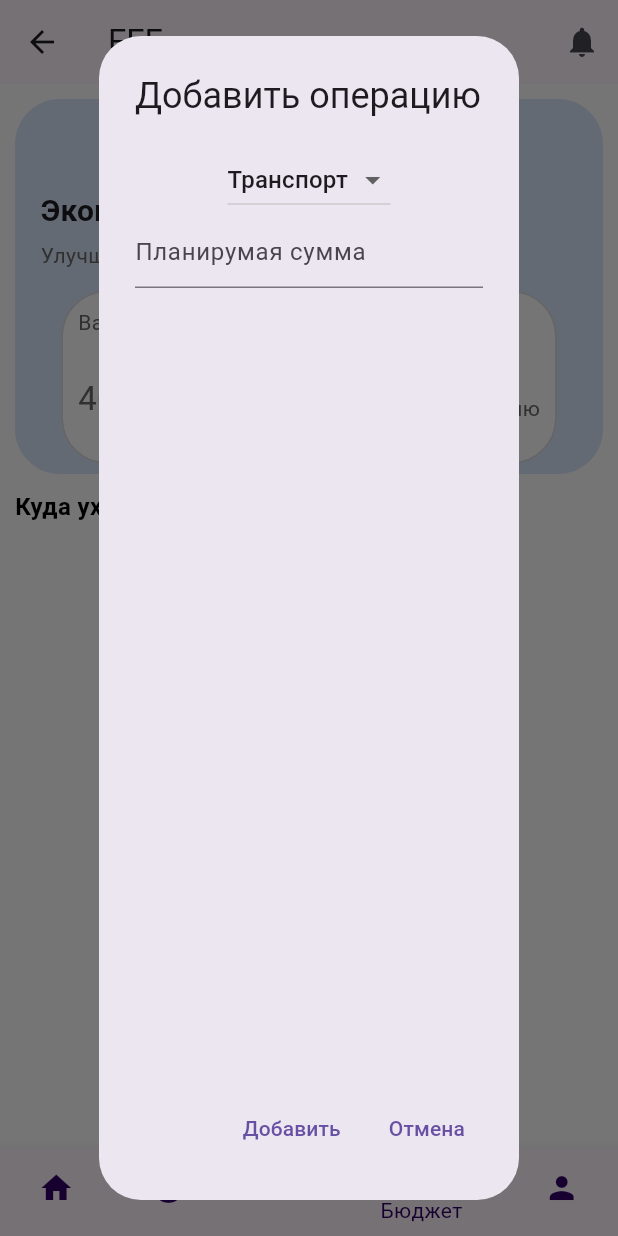
After one commit to allexandrsokollov/FFF, a Flutter app: the Pages screen opened directly, item 4 of the bottom bar chosen, after a tap on the "add" icon, on a phone screen of 412 x 824 dp. The commit adds this screen. Run offline on Flutter 3.47's test engine with Material 3 defaults, Android fonts, the light colour scheme and no system bars; our stand-ins replace flutter_otp_text_field; accounts and stored records are empty.

Commit message:
Made screen with pages, planing screen, profile screen

```diff
--- a/mobile/lib/MainScreen.dart
+++ b/mobile/lib/MainScreen.dart
@@ -45,7 +45,8 @@ class MainScreenState extends State<MainScreen> {
       margin: const EdgeInsets.only(top: 5,left: 8,right: 8),
       decoration: BoxDecoration(
         borderRadius: BorderRadius.circular(16),
-        color:Colors.orangeAccent[100],
+        border: Border.all(color: Color(0xff696969), width: 1),
+        color: Colors.white,
       ),
       child: Center(
         child: ListTile(
@@ -78,8 +79,8 @@ class MainScreenState extends State<MainScreen> {
                 height: 150,
                 width: double.infinity,
                 decoration: BoxDecoration(
-                    color: Color(0xffA6BDD7),
-                    border: Border.all(width: 2, color: Color(0xffA6BDD7)),
+                    color: Color(0xffdbe6fb),
+                    border: Border.all(width: 2, color: Color(0xffdbe6fb)),
                     borderRadius: BorderRadius.circular(30)
                 ),
                 child: const Row(
@@ -90,16 +91,16 @@ class MainScreenState extends State<MainScreen> {
                         SizedBox(height: 10),
                         Padding(
                           padding: EdgeInsets.fromLTRB(15, 15, 0, 0),
-                          child: Text('Общие расходы', style: TextStyle(fontSize: 18, color: Colors.white)),
+                          child: Text('Общие расходы', style: TextStyle(fontSize: 18, color: Color(0xff330066))),
                         ),
                         Padding(
                           padding: EdgeInsets.fromLTRB(15, 2, 0, 0),
-                          child: Text('за день', style: TextStyle(fontSize: 18, color: Colors.white)),
+                          child: Text('за день', style: TextStyle(fontSize: 18, color: Color(0xff330066))),
                         ),
                         SizedBox(height: 10),
                         Padding(
                           padding: EdgeInsets.fromLTRB(15, 2, 0, 0),
-                          child: Text('4 123', style: TextStyle(fontSize: 30, color: Colors.white)),
+                          child: Text('4 123', style: TextStyle(fontSize: 30, color: Color(0xff330066))),
                         ),
                       ],
                     ),
@@ -110,16 +111,16 @@ class MainScreenState extends State<MainScreen> {
                         SizedBox(height: 10),
                         Padding(
                           padding: EdgeInsets.fromLTRB(0, 15, 15, 0),
-                          child: Text('Оставшийся', style: TextStyle(fontSize: 18, color: Colors.white)),
+                          child: Text('Оставшийся', style: TextStyle(fontSize: 18, color: Color(0xff330066))),
                         ),
                         Padding(
                           padding: EdgeInsets.fromLTRB(0, 2, 15, 0),
-                          child: Text('баланс', style: TextStyle(fontSize: 18, color: Colors.white)),
+                          child: Text('баланс', style: TextStyle(fontSize: 18, color: Color(0xff330066))),
                         ),
                         SizedBox(height: 10),
                         Padding(
                           padding: EdgeInsets.fromLTRB(0, 2, 15, 0),
-                          child: Text('8 924', style: TextStyle(fontSize: 30, color: Colors.white)),
+                          child: Text('8 924', style: TextStyle(fontSize: 30, color: Color(0xff330066))),
                         ),
                       ],
                     )
--- /dev/null
+++ b/mobile/lib/Pages.dart
@@ -0,0 +1,82 @@
+import 'package:app_planning_budget/MainScreen.dart';
+import 'package:flutter/material.dart';
+import 'ProfileScreen.dart';
+import 'PlaningScreen.dart';
+
+class Pages extends StatefulWidget {
+  @override
+  _HomePageState createState() => _HomePageState();
+}
+
+class _HomePageState extends State<Pages> {
+  int _currentIndex = 0;
+  final List<Widget> _pages = [];
+  @override
+  void initState() {
+    _pages.add(const MainScreen());
+    _pages.add(SettingScreen());
+    _pages.add(SettingScreen());
+    _pages.add(const PlaningScreen());
+    _pages.add(const ProfileScreen());
+    super.initState();
+  }
+  @override
+  Widget build(BuildContext context) {
+    return Scaffold(
+      appBar: AppBar(
+          title: const Text('FFF'),
+        actions: [
+          IconButton(onPressed: () {}, icon: Icon(Icons.notifications))
+        ],
+      ),
+      body: _pages[_currentIndex],
+      bottomNavigationBar: BottomNavigationBar(
+          currentIndex: _currentIndex,
+          backgroundColor: Color(0xff330066),
+          unselectedItemColor: Color(0xff330066),
+          selectedItemColor: Color(0xff330066),
+          onTap: (index) {
+            setState(() {
+              _currentIndex = index;
+            });
+          },
+          items: const [
+            BottomNavigationBarItem(icon: Icon(Icons.home_sharp), label: 'Дом'),
+            BottomNavigationBarItem(label: 'Аналитика', icon: Icon(Icons.incomplete_circle_outlined, color: Color(0xff330066))),
+            BottomNavigationBarItem(label: 'Расходы', icon: Icon(Icons.compare_arrows,  color: Color(0xff330066))),
+            BottomNavigationBarItem(label: 'Бюджет', icon: Icon(Icons.trending_up,  color: Color(0xff330066))),
+            BottomNavigationBarItem(label: 'Профиль', icon: Icon(Icons.person,  color: Color(0xff330066)))
+          ]),
+    );
+  }
+}
+class HomeScreen extends StatelessWidget {
+  @override
+  Widget build(BuildContext context) {
+    return Container(
+      width: double.infinity,
+      height: double.infinity,
+      child: Center(child: Text('Home')),
+    );
+  }
+}
+class CategoryScreen extends StatelessWidget {
+  @override
+  Widget build(BuildContext context) {
+    return Container(
+      width: double.infinity,
+      height: double.infinity,
+      child: Center(child: Text('Category')),
+    );
+  }
+}
+class SettingScreen extends StatelessWidget {
+  @override
+  Widget build(BuildContext context) {
+    return Container(
+      width: double.infinity,
+      height: double.infinity,
+      child: Center(child: Text('Settings')),
+    );
+  }
+}
--- /dev/null
+++ b/mobile/lib/PlaningScreen.dart
@@ -0,0 +1,239 @@
+import 'dart:ui';
+
+import 'package:flutter/cupertino.dart';
+import 'package:flutter/material.dart';
+import 'package:flutter/painting.dart';
+import 'package:flutter/rendering.dart';
+import 'package:flutter/services.dart';
+import 'package:flutter/widgets.dart';
+
+class PlaningScreen extends StatefulWidget {
+  const PlaningScreen({super.key});
+
+  @override
+  PlaningScreenState createState() => PlaningScreenState();
+}
+
+class PlaningScreenState extends State<PlaningScreen> {
+  List<Widget> planingCategories = [];
+  final TextEditingController sumController = TextEditingController();
+  String selectedCategory = "Транспорт";
+
+  List<DropdownMenuItem<String>> categories = [
+    const DropdownMenuItem(child: Text("Транспорт"), value: "Транспорт"),
+    const DropdownMenuItem(child: Text('Рестораны'), value: "Рестораны")
+  ];
+
+  void addTransaction() {
+    setState(() {
+      planingCategories.add(transaction());
+    });
+
+    Navigator.pop(context);
+  }
+
+  @override
+  void dispose() {
+    super.dispose();
+  }
+
+  Widget transaction() {
+
+    return Container(
+      height: 80,
+      margin: const EdgeInsets.only(top: 5,left: 8,right: 8),
+      decoration: BoxDecoration(
+        borderRadius: BorderRadius.circular(16),
+        border: Border.all(color: Color(0xff696969), width: 1),
+        color: Colors.white,
+      ),
+      child: Center(
+        child: ListTile(
+          leading: const CircleAvatar(
+            radius : 28 ,
+            backgroundColor:  Colors.white ,
+            child: CircleAvatar(
+              radius:  26,
+              backgroundImage:  NetworkImage(
+                  "https://img2.freepng.ru/20180721/plg/kisspng-computer-icons-rss-web-feed-blog-for-inspiration-and-recognition-of-science-and-tec-5b532bd6a76a01.8609731515321773666857.jpg"),
+            ),
+          ),
+          title: Text(selectedCategory, style: const TextStyle(fontSize: 18)),
+          subtitle: LinearProgressIndicator(
+            backgroundColor: const Color(0xffD0D0D0),
+            valueColor: const AlwaysStoppedAnimation<Color>(Color(0xff29AB87)),
+            value: 1032 / int.parse(sumController.text),
+
+          ),
+          trailing: Text("1 032/${sumController.text}", style: TextStyle(fontSize: 20)),
+        ),
+      ),
+    );
+  }
+
+  @override
+  Widget build(BuildContext context) {
+    return  Scaffold(
+      backgroundColor: Colors.white,
+      body: Column(
+          children: [
+            Padding(
+              padding: EdgeInsets.all(10),
+              child: Container(
+                  height: 250,
+                  width: double.infinity,
+                  decoration: BoxDecoration(
+                      color: Color(0xffdbe6fb),
+                      border: Border.all(width: 2, color: Color(0xffdbe6fb)),
+                      borderRadius: BorderRadius.circular(30)
+                  ),
+                  child: Column(
+                    children: [
+                      Spacer(),
+                      const Align(
+                        alignment: Alignment.topLeft,
+                        child: Padding(
+                          padding: EdgeInsets.fromLTRB(15, 50, 0, 0),
+                          child: Text("Экономьте больше денег", style: TextStyle(fontWeight: FontWeight.bold, fontSize: 20)),
+                        ),
+                      ),
+                      const Align(
+                        alignment: Alignment.topLeft,
+                        child: Padding(
+                          padding: EdgeInsets.fromLTRB(15, 5, 0, 0),
+                          child: Text("Улучшите план для большой экономии", style: TextStyle(fontSize: 14, color: Color(0xff696969))),
+                        ),
+                      ),
+                      Spacer(),
+                      Padding(
+                          padding: EdgeInsets.all(5),
+                        child:Container(
+                          height: 115,
+                          width: 330,
+                          decoration: BoxDecoration(
+                              color: Colors.white,
+                              border: Border.all(width: 1, color: Color(0xffDCDCDC)),
+                              borderRadius: BorderRadius.circular(30)
+                          ),
+                          child:  Row(
+                            children: [
+                              const Column(
+                                crossAxisAlignment: CrossAxisAlignment.start,
+                                children: [
+                                  Padding(
+                                    padding: EdgeInsets.fromLTRB(10, 10, 0, 0),
+                                    child: Text('Ваш план расходов', style: TextStyle(color: Color(0xff696969))),
+                                  ),
+                                  SizedBox(height: 15),
+                                  Padding(
+                                      padding: EdgeInsets.fromLTRB(10, 10, 0, 0),
+                                      child: Row(
+                                        children: [
+                                          Text('40 000', style: TextStyle(fontSize: 22, color: Color(0xff696969))),
+                                          Text('   /месяц', style: TextStyle(color: Color(0xff696969)))
+                                        ],
+                                      )
+                                  )
+                                ],
+                              ),
+                              Spacer(),
+                              Column(
+                                crossAxisAlignment: CrossAxisAlignment.end,
+                                children: [
+                                  Padding(
+                                    padding: const EdgeInsets.fromLTRB(0, 30, 65, 0),
+                                    child:                                   CircleAvatar(
+                                        backgroundColor: Color(0xff330066),
+                                        radius: 16,
+                                        child:  CircleAvatar(
+                                            backgroundColor: Colors.white,
+                                            radius: 14,
+                                            child: AddTransactionDialog(context)
+                                        )
+                                    ),
+                                  ),
+                                  const Padding(
+                                    padding: EdgeInsets.fromLTRB(0, 5, 10, 0),
+                                    child: Text('Добавить категорию', style: TextStyle(color: Color(0xff696969))),
+                                  ),
+                                  const Padding(
+                                    padding: EdgeInsets.fromLTRB(0, 0, 50, 0),
+                                    child: Text('для плана', style: TextStyle(color: Color(0xff696969))),
+                                  )
+                                ],
+                              )
+                            ]
+                          )
+                        ),
+                      )
+                    ],
+                  )
+              ),
+            ),
+            const Row(
+              children: [
+                Padding(
+                    padding: EdgeInsets.fromLTRB(10, 0, 0, 0),
+                    child: Text('Куда уходят ваши деньги?',
+                        style: TextStyle(color: Colors.black, fontSize: 16, fontWeight: FontWeight.bold
+                        )
+                    )
+                ),
+              ],
+            ),
+            Expanded(
+              child: ListView.builder(
+                  itemCount: planingCategories.length,
+                  itemBuilder: (context,index){
+                    return planingCategories[index];
+                  }),
+            )
+          ]),
+    );
+  }
+
+  Widget AddTransactionDialog(BuildContext context) {
+    return IconButton(
+      padding: EdgeInsets.zero,
+      onPressed: () => showDialog(
+          context: context,
+          builder: (context) {
+            return StatefulBuilder(
+                builder: (context, setState) {
+                  return AlertDialog(
+                    title: const Text("Добавить операцию"),
+                    content: Column(
+                      children: [
+                        DropdownButton(
+                          value: selectedCategory,
+                          items: categories,
+                          onChanged: (String? newValue) {
+                            setState((){
+                              selectedCategory = newValue!;
+                            });
+                          },
+                        ),
+                        TextField(
+                          decoration: const InputDecoration(hintText: 'Планирумая сумма'),
+                          controller: sumController,
+                          keyboardType: TextInputType.number,
+                          inputFormatters: <TextInputFormatter>[
+                            FilteringTextInputFormatter.digitsOnly
+                          ],
+                        ),
+                      ],
+                    ),
+                    actions: <Widget>[
+                      TextButton(onPressed: addTransaction, child: const Text('Добавить')),
+                      TextButton(onPressed: () => Navigator.pop(context), child: const Text('Отмена'))
+                    ],
+                  );
+                }
+            );
+          }
+      ),
+      icon: const Icon(Icons.add),
+
+    );
+  }
+}
```
Also changed, not shown: mobile/lib/ProfileScreen.dart (added, +160 -0 lines).
